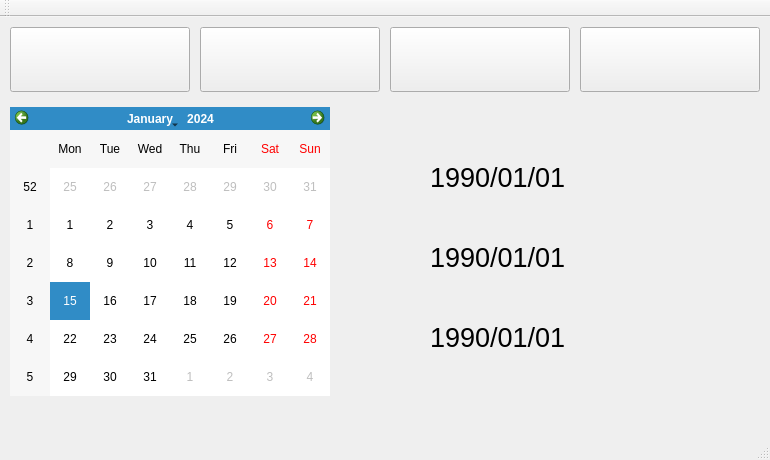
The window that ANAReservation/mainwindow.ui (jdabc0918/ANAReservation) describes before a commit, drawn with Qt 5.
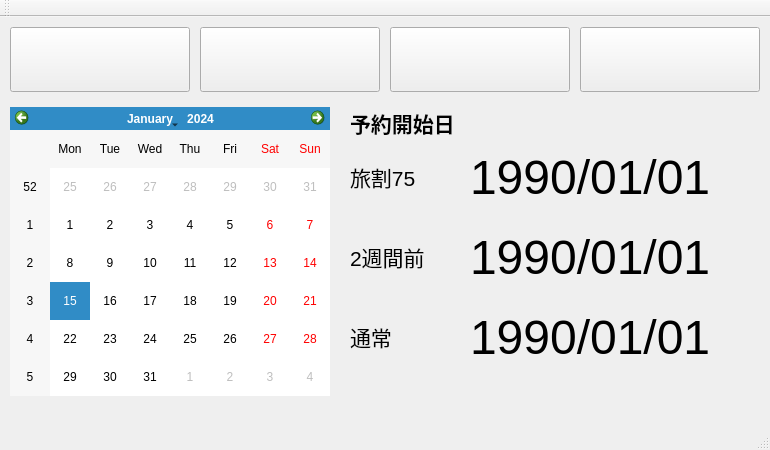
The same window after the commit. Custom widgets are drawn as their Qt base class.

Commit message: [add]予約開始日のラベルを追加

Patch:
```diff
--- a/ANAReservation/mainwindow.ui
+++ b/ANAReservation/mainwindow.ui
@@ -7,7 +7,7 @@
     <x>0</x>
     <y>0</y>
     <width>770</width>
-    <height>460</height>
+    <height>450</height>
    </rect>
   </property>
   <property name="windowTitle">
@@ -115,16 +115,16 @@
    <widget class="QLabel" name="Tabiwari75DateLabel">
     <property name="geometry">
      <rect>
-      <x>430</x>
+      <x>470</x>
       <y>130</y>
-      <width>240</width>
+      <width>281</width>
       <height>60</height>
      </rect>
     </property>
     <property name="font">
      <font>
       <family>Meiryo UI</family>
-      <pointsize>20</pointsize>
+      <pointsize>36</pointsize>
      </font>
     </property>
     <property name="text">
@@ -134,16 +134,16 @@
    <widget class="QLabel" name="PriorityDateLabel">
     <property name="geometry">
      <rect>
-      <x>430</x>
+      <x>470</x>
       <y>210</y>
-      <width>240</width>
+      <width>281</width>
       <height>60</height>
      </rect>
     </property>
     <property name="font">
      <font>
       <family>Meiryo UI</family>
-      <pointsize>20</pointsize>
+      <pointsize>36</pointsize>
      </font>
     </property>
     <property name="text">
@@ -153,22 +153,137 @@
    <widget class="QLabel" name="NormalDateLabel">
     <property name="geometry">
      <rect>
-      <x>430</x>
+      <x>470</x>
       <y>290</y>
-      <width>240</width>
+      <width>281</width>
       <height>60</height>
      </rect>
     </property>
     <property name="font">
      <font>
       <family>Meiryo UI</family>
-      <pointsize>20</pointsize>
+      <pointsize>36</pointsize>
      </font>
     </property>
     <property name="text">
      <string>1990/01/01</string>
     </property>
    </widget>
+   <widget class="QLabel" name="ReservationDateLabel">
+    <property name="geometry">
+     <rect>
+      <x>350</x>
+      <y>90</y>
+      <width>111</width>
+      <height>31</height>
+     </rect>
+    </property>
+    <property name="palette">
+     <palette>
+      <active>
+       <colorrole role="Text">
+        <brush brushstyle="SolidPattern">
+         <color alpha="255">
+          <red>0</red>
+          <green>0</green>
+          <blue>0</blue>
+         </color>
+        </brush>
+       </colorrole>
+      </active>
+      <inactive>
+       <colorrole role="Text">
+        <brush brushstyle="SolidPattern">
+         <color alpha="255">
+          <red>0</red>
+          <green>0</green>
+          <blue>0</blue>
+         </color>
+        </brush>
+       </colorrole>
+      </inactive>
+      <disabled>
+       <colorrole role="Text">
+        <brush brushstyle="SolidPattern">
+         <color alpha="255">
+          <red>120</red>
+          <green>120</green>
+          <blue>120</blue>
+         </color>
+        </brush>
+       </colorrole>
+      </disabled>
+     </palette>
+    </property>
+    <property name="font">
+     <font>
+      <family>Meiryo UI</family>
+      <pointsize>16</pointsize>
+      <weight>75</weight>
+      <bold>true</bold>
+     </font>
+    </property>
+    <property name="text">
+     <string>予約開始日</string>
+    </property>
+   </widget>
+   <widget class="QLabel" name="Tabiwari75Label">
+    <property name="geometry">
+     <rect>
+      <x>350</x>
+      <y>130</y>
+      <width>111</width>
+      <height>60</height>
+     </rect>
+    </property>
+    <property name="font">
+     <font>
+      <family>Meiryo UI</family>
+      <pointsize>16</pointsize>
+     </font>
+    </property>
+    <property name="text">
+     <string>旅割75</string>
+    </property>
+   </widget>
+   <widget class="QLabel" name="PriorityLabel">
+    <property name="geometry">
+     <rect>
+      <x>350</x>
+      <y>210</y>
+      <width>121</width>
+      <height>60</height>
+     </rect>
+    </property>
+    <property name="font">
+     <font>
+      <family>Meiryo UI</family>
+      <pointsize>16</pointsize>
+     </font>
+    </property>
+    <property name="text">
+     <string>2週間前</string>
+    </property>
+   </widget>
+   <widget class="QLabel" name="NormalLabel">
+    <property name="geometry">
+     <rect>
+      <x>350</x>
+      <y>290</y>
+      <width>111</width>
+      <height>60</height>
+     </rect>
+    </property>
+    <property name="font">
+     <font>
+      <family>Meiryo UI</family>
+      <pointsize>16</pointsize>
+     </font>
+    </property>
+    <property name="text">
+     <string>通常</string>
+    </property>
+   </widget>
   </widget>
   <widget class="QMenuBar" name="menuBar">
    <property name="geometry">
```
Left out of the diff: 2 changed lines with no effect on the pictures. The commit also changes 5 other files.
